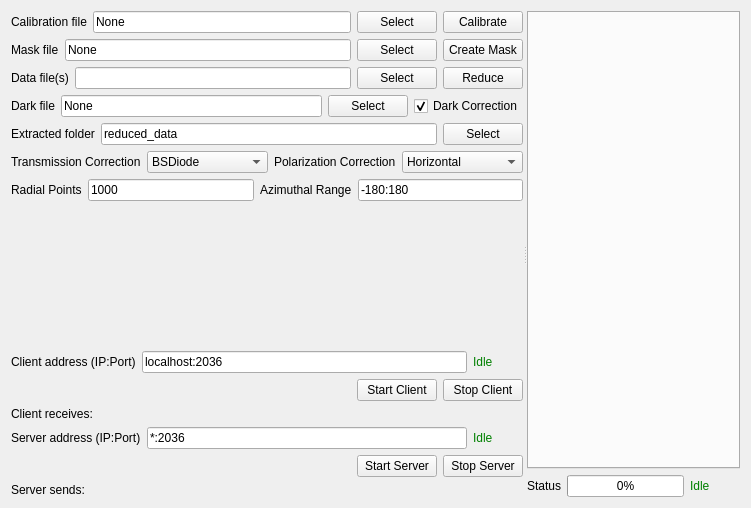
This is UI_Forms/Data_Reduction_Client.ui in chemmatcars/XAnoS as Qt 5 draws it before an edit. The edited form follows.
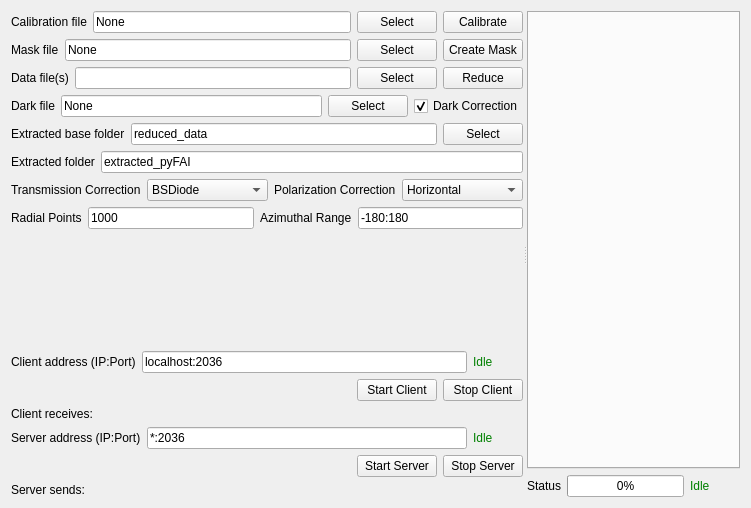
This is the edited form.

Commit message: Updated ASAXS_Widget, Chemical_Formula, Data_Dialog, Data_Reduction_Client, Fit_Routines, Fit_Widget, PlotWidget, readData Updated functions Sphere_Uniform, SphereicalShell_expDecay Updated UI_Forms Data_Dialog, Data_Reduction_Client

Diff of the .ui file:
```diff
--- a/UI_Forms/Data_Reduction_Client.ui
+++ b/UI_Forms/Data_Reduction_Client.ui
@@ -19,7 +19,7 @@
      <property name="orientation">
       <enum>Qt::Horizontal</enum>
      </property>
-     <widget class="QWidget" name="layoutWidget">
+     <widget class="QWidget" name="">
       <layout class="QVBoxLayout" name="verticalLayout_4">
        <item>
         <layout class="QHBoxLayout" name="horizontalLayout_4">
@@ -153,12 +153,12 @@
          <item>
           <widget class="QLabel" name="extractedFolderLabel">
            <property name="text">
-            <string>Extracted folder</string>
+            <string>Extracted base folder</string>
            </property>
           </widget>
          </item>
          <item>
-          <widget class="QLineEdit" name="extractedFolderLineEdit">
+          <widget class="QLineEdit" name="extractedBaseFolderLineEdit">
            <property name="text">
             <string>reduced_data</string>
            </property>
@@ -173,6 +173,24 @@
          </item>
         </layout>
        </item>
+       <item>
+        <layout class="QHBoxLayout" name="horizontalLayout_13">
+         <item>
+          <widget class="QLabel" name="label">
+           <property name="text">
+            <string>Extracted folder</string>
+           </property>
+          </widget>
+         </item>
+         <item>
+          <widget class="QLineEdit" name="extractedFolderLineEdit">
+           <property name="text">
+            <string>extracted_pyFAI</string>
+           </property>
+          </widget>
+         </item>
+        </layout>
+       </item>
        <item>
         <layout class="QHBoxLayout" name="horizontalLayout_7">
          <item>
```
The commit also changes 16 other files.
